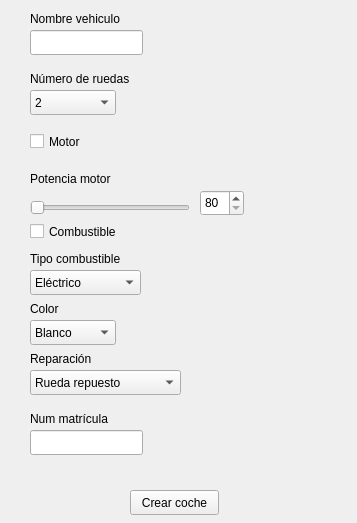
This is crearvehiculoui.ui in dcontt00/ac-practica2 as Qt 5 draws it before an edit. The edited form follows.
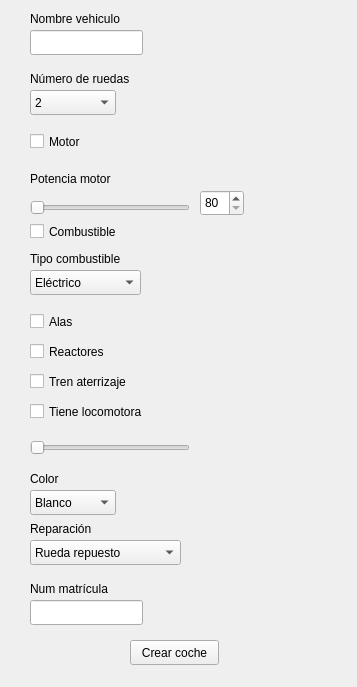
This is the edited form.

```diff
--- a/crearvehiculoui.ui
+++ b/crearvehiculoui.ui
@@ -7,7 +7,7 @@
     <x>0</x>
     <y>0</y>
     <width>357</width>
-    <height>523</height>
+    <height>687</height>
    </rect>
   </property>
   <property name="windowTitle">
@@ -210,7 +210,7 @@
    <property name="geometry">
     <rect>
      <x>30</x>
-     <y>300</y>
+     <y>470</y>
      <width>67</width>
      <height>17</height>
     </rect>
@@ -223,7 +223,7 @@
    <property name="geometry">
     <rect>
      <x>30</x>
-     <y>320</y>
+     <y>490</y>
      <width>86</width>
      <height>25</height>
     </rect>
@@ -263,7 +263,7 @@
    <property name="geometry">
     <rect>
      <x>30</x>
-     <y>350</y>
+     <y>520</y>
      <width>101</width>
      <height>17</height>
     </rect>
@@ -276,7 +276,7 @@
    <property name="geometry">
     <rect>
      <x>30</x>
-     <y>370</y>
+     <y>540</y>
      <width>151</width>
      <height>25</height>
     </rect>
@@ -296,7 +296,7 @@
    <property name="geometry">
     <rect>
      <x>30</x>
-     <y>410</y>
+     <y>580</y>
      <width>101</width>
      <height>17</height>
     </rect>
@@ -309,7 +309,7 @@
    <property name="geometry">
     <rect>
      <x>130</x>
-     <y>490</y>
+     <y>640</y>
      <width>89</width>
      <height>25</height>
     </rect>
@@ -322,7 +322,7 @@
    <property name="geometry">
     <rect>
      <x>30</x>
-     <y>430</y>
+     <y>600</y>
      <width>113</width>
      <height>25</height>
     </rect>
@@ -331,6 +331,77 @@
     <bool>true</bool>
    </property>
   </widget>
+  <widget class="QCheckBox" name="checkBoxAlas">
+   <property name="geometry">
+    <rect>
+     <x>30</x>
+     <y>310</y>
+     <width>92</width>
+     <height>23</height>
+    </rect>
+   </property>
+   <property name="text">
+    <string>Alas</string>
+   </property>
+  </widget>
+  <widget class="QCheckBox" name="checkBoxReactores">
+   <property name="geometry">
+    <rect>
+     <x>30</x>
+     <y>340</y>
+     <width>92</width>
+     <height>23</height>
+    </rect>
+   </property>
+   <property name="text">
+    <string>Reactores</string>
+   </property>
+  </widget>
+  <widget class="QCheckBox" name="checkBoxTrenAterrizaje">
+   <property name="geometry">
+    <rect>
+     <x>30</x>
+     <y>370</y>
+     <width>121</width>
+     <height>23</height>
+    </rect>
+   </property>
+   <property name="text">
+    <string>Tren aterrizaje</string>
+   </property>
+  </widget>
+  <widget class="QCheckBox" name="checkBoxLocomotora">
+   <property name="geometry">
+    <rect>
+     <x>30</x>
+     <y>400</y>
+     <width>131</width>
+     <height>23</height>
+    </rect>
+   </property>
+   <property name="text">
+    <string>Tiene locomotora</string>
+   </property>
+  </widget>
+  <widget class="QSlider" name="horizontalSliderVagones">
+   <property name="geometry">
+    <rect>
+     <x>30</x>
+     <y>440</y>
+     <width>160</width>
+     <height>16</height>
+    </rect>
+   </property>
+   <property name="minimum">
+    <number>5</number>
+   </property>
+   <property name="maximum">
+    <number>20</number>
+   </property>
+   <property name="orientation">
+    <enum>Qt::Horizontal</enum>
+   </property>
+  </widget>
  </widget>
  <resources/>
  <connections/>
```
